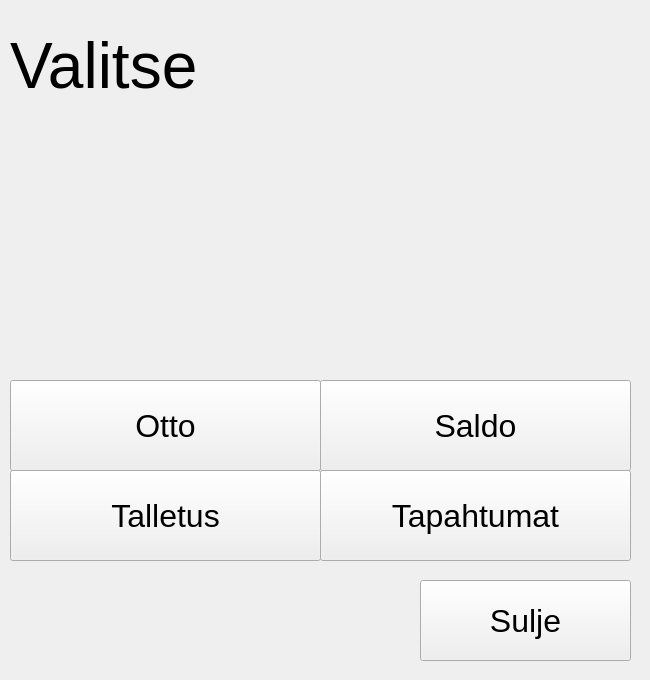
Old version of the form bankko/ATMLogin/options.ui in the repository tvt20kmo-ohjelmistokehitysprojekti/Group9.
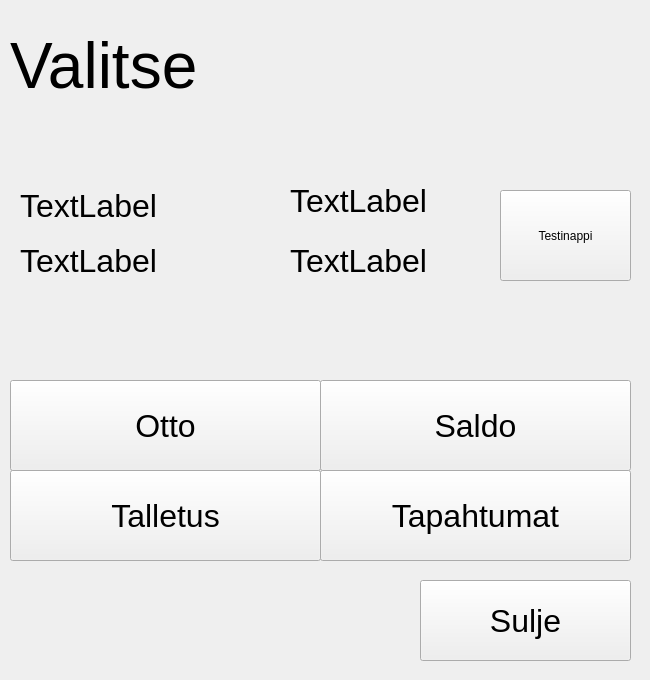
New version of the form. Icons and pictures are not drawn.

The edit to the form file:
```diff
--- a/bankko/ATMLogin/options.ui
+++ b/bankko/ATMLogin/options.ui
@@ -13,6 +13,55 @@
   <property name="windowTitle">
    <string>Form</string>
   </property>
+  <widget class="QPushButton" name="btnTest">
+   <property name="geometry">
+    <rect>
+     <x>500</x>
+     <y>190</y>
+     <width>131</width>
+     <height>91</height>
+    </rect>
+   </property>
+   <property name="text">
+    <string>Testinappi</string>
+   </property>
+  </widget>
+  <widget class="QLabel" name="labelCard2">
+   <property name="geometry">
+    <rect>
+     <x>20</x>
+     <y>170</y>
+     <width>271</width>
+     <height>71</height>
+    </rect>
+   </property>
+   <property name="font">
+    <font>
+     <pointsize>24</pointsize>
+    </font>
+   </property>
+   <property name="text">
+    <string>TextLabel</string>
+   </property>
+  </widget>
+  <widget class="QLabel" name="labelPassword2">
+   <property name="geometry">
+    <rect>
+     <x>20</x>
+     <y>220</y>
+     <width>271</width>
+     <height>81</height>
+    </rect>
+   </property>
+   <property name="font">
+    <font>
+     <pointsize>24</pointsize>
+    </font>
+   </property>
+   <property name="text">
+    <string>TextLabel</string>
+   </property>
+  </widget>
   <widget class="QPushButton" name="btnEvents">
    <property name="geometry">
     <rect>
@@ -103,6 +152,42 @@
     <string>Valitse</string>
    </property>
   </widget>
+  <widget class="QLabel" name="labelAccType">
+   <property name="geometry">
+    <rect>
+     <x>290</x>
+     <y>160</y>
+     <width>191</width>
+     <height>81</height>
+    </rect>
+   </property>
+   <property name="font">
+    <font>
+     <pointsize>24</pointsize>
+    </font>
+   </property>
+   <property name="text">
+    <string>TextLabel</string>
+   </property>
+  </widget>
+  <widget class="QLabel" name="labelAccountID">
+   <property name="geometry">
+    <rect>
+     <x>290</x>
+     <y>220</y>
+     <width>271</width>
+     <height>81</height>
+    </rect>
+   </property>
+   <property name="font">
+    <font>
+     <pointsize>24</pointsize>
+    </font>
+   </property>
+   <property name="text">
+    <string>TextLabel</string>
+   </property>
+  </widget>
   <widget class="QPushButton" name="btnSuljeOptions">
    <property name="geometry">
     <rect>
```
